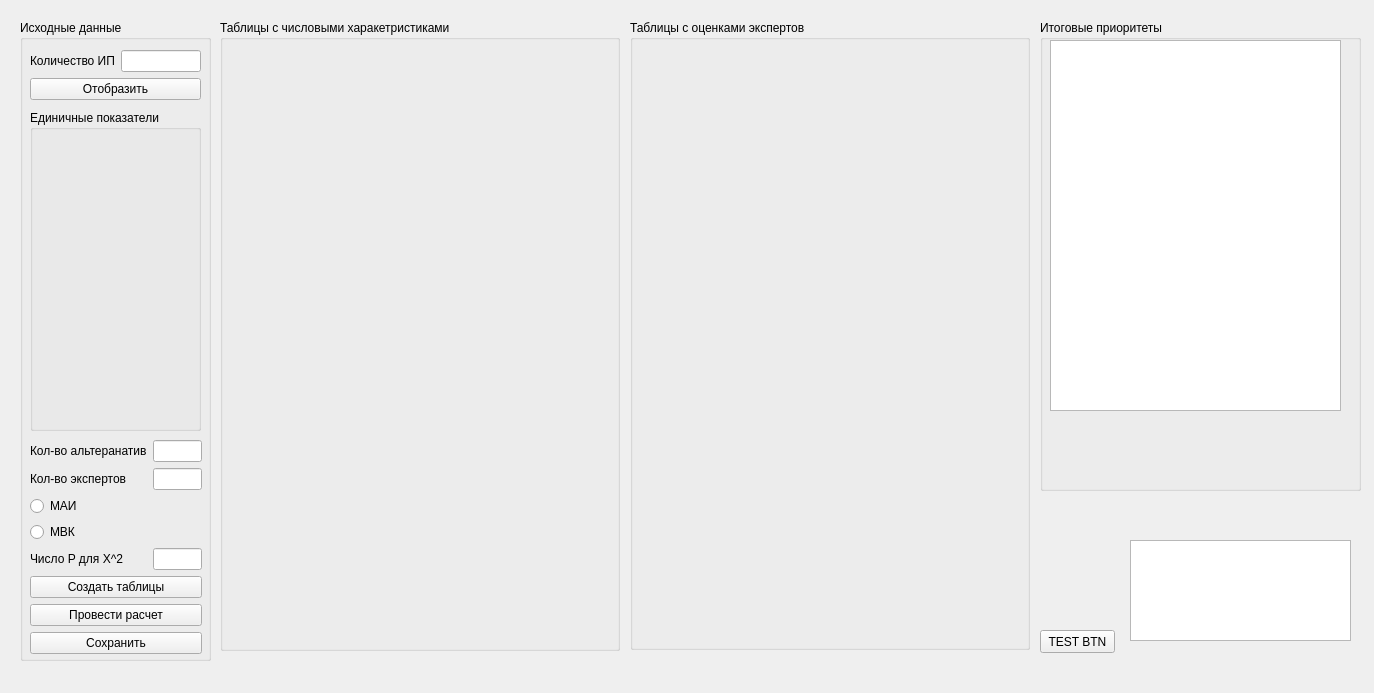
Above: MethodsHAWC.ui from ErRomag/BenchmarkingMethods before the change. Below: the same form after it.
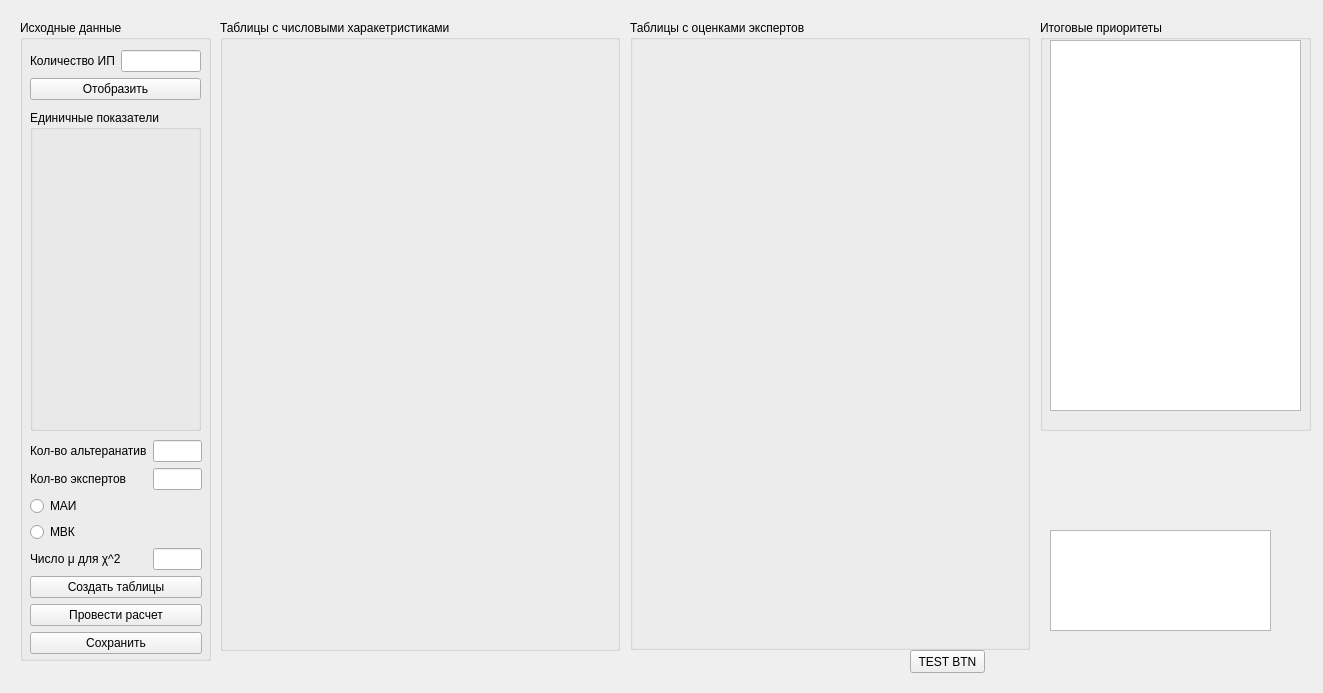
That is the form after the change.

Commit message: Add enter value nu as float, bug fixed

```diff
--- a/MethodsHAWC.ui
+++ b/MethodsHAWC.ui
@@ -6,7 +6,7 @@
    <rect>
     <x>0</x>
     <y>0</y>
-    <width>1374</width>
+    <width>1323</width>
     <height>693</height>
    </rect>
   </property>
@@ -76,7 +76,7 @@
       <item row="4" column="0">
        <widget class="QLabel" name="label_4">
         <property name="text">
-         <string>Число P для X^2</string>
+         <string>Число μ для χ^2</string>
         </property>
        </widget>
       </item>
@@ -212,8 +212,8 @@
    <widget class="QTableWidget" name="tableWidget">
     <property name="geometry">
      <rect>
-      <x>1130</x>
-      <y>540</y>
+      <x>1050</x>
+      <y>530</y>
       <width>221</width>
       <height>101</height>
      </rect>
@@ -222,8 +222,8 @@
    <widget class="QPushButton" name="TEST_BTN">
     <property name="geometry">
      <rect>
-      <x>1040</x>
-      <y>630</y>
+      <x>910</x>
+      <y>650</y>
       <width>75</width>
       <height>23</height>
      </rect>
@@ -237,8 +237,8 @@
      <rect>
       <x>1040</x>
       <y>20</y>
-      <width>321</width>
-      <height>471</height>
+      <width>271</width>
+      <height>411</height>
      </rect>
     </property>
     <property name="title">
@@ -249,7 +249,7 @@
       <rect>
        <x>10</x>
        <y>20</y>
-       <width>291</width>
+       <width>251</width>
        <height>371</height>
       </rect>
      </property>
```
Left out of the diff: 2 changed lines with no effect on the pictures. The commit also changes 2 other files.
